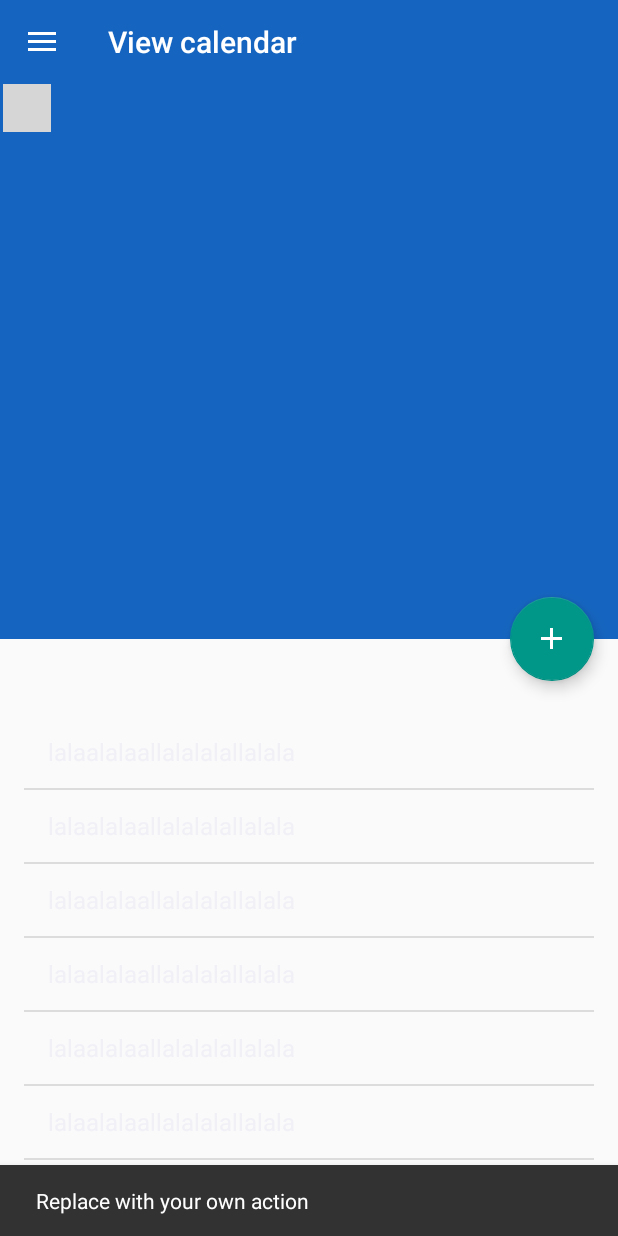
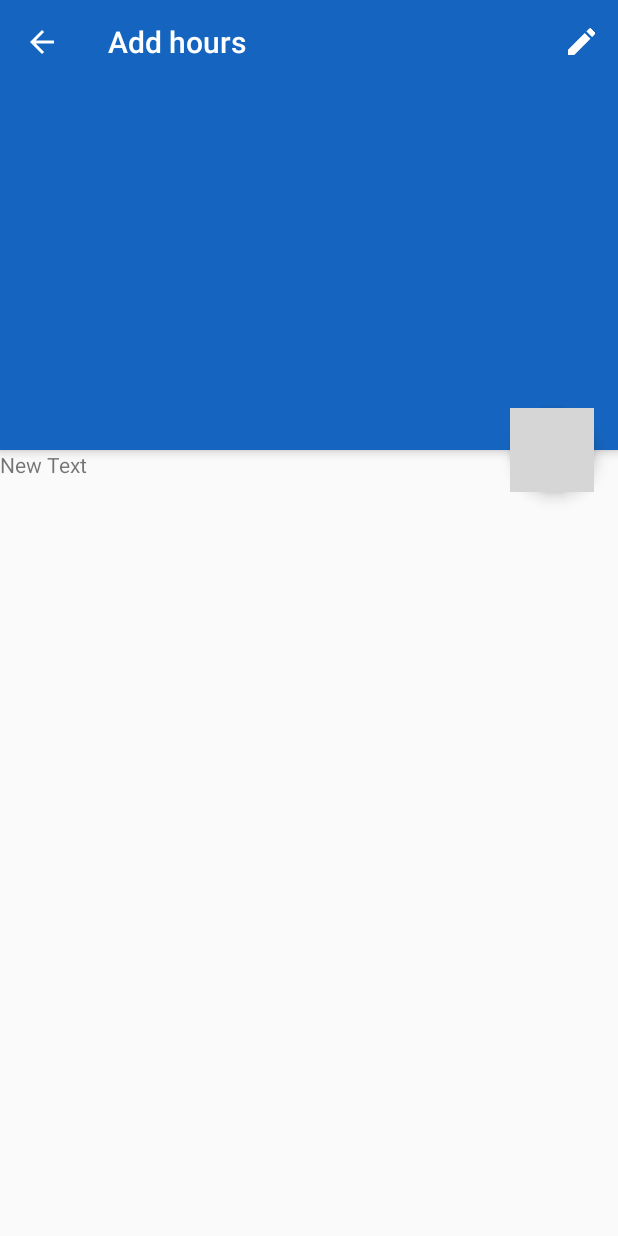
Before and after one commit to SAMSistemas/Timesheet-Mobile, an Android app: the MenuActivity screen opened directly, with no data from a screen before it, after a tap on an icon or button, on a phone screen of 412 x 824 dp. Run offline under Robolectric (Android 15) with nearby library versions, the phone set to English and light mode, and no system bars; libraries missing offline, so code that uses them is left out: com.samsistemas.calendarview; plain views replace CalendarView; 7 statements that could not run were skipped; grey boxes are pictures that could not be loaded.

Commit message:
Modified androidManifest.xml Added activity class and layout xml for Add hours Created a custom navigator class Modified drawer menu and drawer header layout.

```diff
--- a/view/src/main/AndroidManifest.xml
+++ b/view/src/main/AndroidManifest.xml
@@ -43,6 +43,11 @@
             android:screenOrientation="portrait"
             android:theme="@style/AppTheme.NoActionBar" >
         </activity>
+        <activity
+            android:name=".activity.AddHoursActivity"
+            android:screenOrientation="portrait"
+            android:theme="@style/AppTheme.NoActionBar" >
+        </activity>
     </application>
 
 </manifest>
--- /dev/null
+++ b/view/src/main/java/com/samsistemas/timesheet/activity/AddHoursActivity.java
@@ -0,0 +1,71 @@
+package com.samsistemas.timesheet.activity;
+
+import android.os.Bundle;
+import android.support.design.widget.CollapsingToolbarLayout;
+import android.support.design.widget.FloatingActionButton;
+import android.support.v7.app.ActionBar;
+import android.support.v7.app.AppCompatActivity;
+import android.support.v7.widget.Toolbar;
+import android.view.Menu;
+import android.view.MenuItem;
+import android.view.View;
+
+import com.samsistemas.timesheet.R;
+import com.samsistemas.timesheet.navigation.MenuNavigator;
+import com.samsistemas.timesheet.util.ToolbarUtil;
+
+/**
+ *
+ * @author jonatan.salas
+ */
+public class AddHoursActivity extends AppCompatActivity {
+
+    @Override
+    protected void onCreate(Bundle savedInstanceState) {
+        super.onCreate(savedInstanceState);
+        setContentView(R.layout.activity_add_hours);
+        Toolbar toolbar = (Toolbar) findViewById(R.id.toolbar);
+        setSupportActionBar(toolbar);
+
+        final ActionBar actionBar = getSupportActionBar();
+        if(null != actionBar)
+            ToolbarUtil.styleWithBackButton(actionBar, getString(R.string.action_add_hour));
+
+        CollapsingToolbarLayout toolbarLayout = (CollapsingToolbarLayout) findViewById(R.id.toolbar_layout);
+        toolbarLayout.setTitleEnabled(false);
+
+        FloatingActionButton fab = (FloatingActionButton) findViewById(R.id.fab);
+        fab.setOnClickListener(new View.OnClickListener() {
+            @Override
+            public void onClick(View view) {
+                //TODO JS: perform joblog Save
+            }
+        });
+    }
+
+    @Override
+    public boolean onCreateOptionsMenu(Menu menu) {
+        getMenuInflater().inflate(R.menu.menu_accounts, menu);
+        return super.onCreateOptionsMenu(menu);
+    }
+
+    @Override
+    public boolean onOptionsItemSelected(MenuItem item) {
+        final int id = item.getItemId();
+
+        switch (id) {
+            case android.R.id.home:
+                onBackPressed();
+                break;
+            case R.id.action_mode_edit:
+                break;
+        }
+
+        return super.onOptionsItemSelected(item);
+    }
+
+    @Override
+    public void onBackPressed() {
+        MenuNavigator.newInstance().navigate(this);
+    }
+}
--- a/view/src/main/java/com/samsistemas/timesheet/activity/MenuActivity.java
+++ b/view/src/main/java/com/samsistemas/timesheet/activity/MenuActivity.java
@@ -1,11 +1,14 @@
 package com.samsistemas.timesheet.activity;
 
+import android.content.Intent;
 import android.support.annotation.NonNull;
 import android.support.design.widget.CollapsingToolbarLayout;
 import android.support.design.widget.FloatingActionButton;
 import android.support.design.widget.NavigationView;
 
 import android.support.design.widget.Snackbar;
+import android.support.v4.app.ActivityCompat;
+import android.support.v4.content.IntentCompat;
 import android.support.v4.view.GravityCompat;
 import android.support.v4.widget.DrawerLayout;
 import android.support.v7.app.ActionBar;
@@ -23,6 +26,7 @@ import com.samsistemas.timesheet.R;
 import com.samsistemas.timesheet.activity.base.BaseAppCompatActivity;
 import com.samsistemas.timesheet.navigation.AccountNavigator;
 import com.samsistemas.timesheet.navigation.SettingsNavigator;
+import com.samsistemas.timesheet.navigation.base.AddHoursNavigator;
 import com.samsistemas.timesheet.util.DateUtil;
 
 import java.util.Calendar;
@@ -58,12 +62,12 @@ public class MenuActivity extends BaseAppCompatActivity implements NavigationVie
         fab.setOnClickListener(new View.OnClickListener() {
             @Override
             public void onClick(View view) {
-                Snackbar.make(view, "Replace with your own action", Snackbar.LENGTH_LONG)
-                        .setAction("Action", null).show();
+                AddHoursNavigator.newInstance().navigateWithAnimation(MenuActivity.this, view);
             }
         });
 
         mCalendarView = (CalendarView) findViewById(R.id.calendar_view);
+
         mCalendarView.setFirstDayOfWeek(Calendar.MONDAY);
         mCalendarView.setIsOverflowDateVisible(true);
         mCalendarView.refreshCalendar(getCalendar());
@@ -140,12 +144,11 @@ public class MenuActivity extends BaseAppCompatActivity implements NavigationVie
         switch (id) {
             case R.id.action_view_calendar:
                 setTitle(R.string.action_view_calendar);
-                //addFragment(mFragment);
                 break;
 
             case R.id.action_add_hour:
-                setTitle(R.string.action_add_hour);
-                //addFragment(mFragment);
+                AddHoursNavigator.newInstance()
+                        .navigateWithAnimation(MenuActivity.this, navigationView);
                 break;
 
             case R.id.action_account:
--- /dev/null
+++ b/view/src/main/java/com/samsistemas/timesheet/navigation/base/AddHoursNavigator.java
@@ -0,0 +1,54 @@
+package com.samsistemas.timesheet.navigation.base;
+
+import android.app.Activity;
+import android.content.Intent;
+import android.os.Bundle;
+import android.support.annotation.NonNull;
+import android.support.v4.app.ActivityCompat;
+import android.support.v4.content.IntentCompat;
+import android.view.View;
+
+import com.samsistemas.timesheet.activity.AccountActivity;
+import com.samsistemas.timesheet.activity.AddHoursActivity;
+import com.samsistemas.timesheet.animation.ScaleUpAnimator;
+
+/**
+ * Class used to navigate to AccountActivity.
+ *
+ * @author jonatan.salas
+ */
+public class AddHoursNavigator implements Navigator {
+    private static AddHoursNavigator sAddHoursNavigator = null;
+
+    @Override
+    public void navigate(@NonNull Activity actualActivity) {
+        actualActivity.startActivity(getCompleteIntent(actualActivity));
+        actualActivity.finish();
+    }
+
+    @Override
+    public void navigateWithAnimation(@NonNull Activity actualActivity, @NonNull View view) {
+        Bundle options = ScaleUpAnimator.newInstance().saveAnimation(view);
+        ActivityCompat.startActivity(actualActivity, getCompleteIntent(actualActivity), options);
+
+        actualActivity.finish();
+    }
+
+    @Override
+    public Intent getCompleteIntent(@NonNull Activity actualActivity) {
+        Intent addHoursIntent = new Intent(actualActivity.getApplicationContext(), AddHoursActivity.class);
+        addHoursIntent.setFlags(Intent.FLAG_ACTIVITY_NEW_TASK | IntentCompat.FLAG_ACTIVITY_CLEAR_TASK | Intent.FLAG_ACTIVITY_CLEAR_TOP);
+
+        return addHoursIntent;
+    }
+
+    /**
+     * Static method that generates a singleton instance.
+     *
+     * @return a singleton AccountNavigator object.
+     */
+    public static AddHoursNavigator newInstance() {
+        if(null == sAddHoursNavigator) sAddHoursNavigator = new AddHoursNavigator();
+        return sAddHoursNavigator;
+    }
+}
--- /dev/null
+++ b/view/src/main/res/layout/activity_add_hours.xml
@@ -0,0 +1,65 @@
+<?xml version="1.0" encoding="utf-8"?>
+<android.support.design.widget.CoordinatorLayout
+    xmlns:android="http://schemas.android.com/apk/res/android"
+    xmlns:app="http://schemas.android.com/apk/res-auto"
+    xmlns:tools="http://schemas.android.com/tools"
+    android:layout_width="match_parent"
+    android:layout_height="match_parent"
+    android:fitsSystemWindows="true">
+
+    <android.support.design.widget.AppBarLayout android:id="@+id/app_bar"
+        android:fitsSystemWindows="true" android:layout_height="@dimen/app_bar_height"
+        android:layout_width="match_parent" android:theme="@style/AppTheme.AppBarOverlay">
+
+        <android.support.design.widget.CollapsingToolbarLayout android:id="@+id/toolbar_layout"
+            android:fitsSystemWindows="true" android:layout_width="match_parent"
+            android:layout_height="match_parent"
+            app:contentScrim="?attr/colorPrimary">
+
+            <FrameLayout android:id="@+id/content"
+                android:layout_width="match_parent"
+                android:layout_height="match_parent">
+
+            </FrameLayout>
+
+            <android.support.v7.widget.Toolbar android:id="@+id/toolbar"
+                android:layout_height="?attr/actionBarSize" android:layout_width="match_parent"
+                app:layout_collapseMode="pin" app:popupTheme="@style/AppTheme.PopupOverlay" />
+
+        </android.support.design.widget.CollapsingToolbarLayout>
+    </android.support.design.widget.AppBarLayout>
+
+    <LinearLayout
+        xmlns:android="http://schemas.android.com/apk/res/android"
+        xmlns:tools="http://schemas.android.com/tools"
+        xmlns:app="http://schemas.android.com/apk/res-auto"
+        android:layout_marginTop="@dimen/app_bar_height"
+        android:layout_width="match_parent"
+        android:layout_height="match_parent"
+        android:orientation="vertical"
+        android:fillViewport="true"
+        tools:context=".activity.AddHoursActivity"
+        android:weightSum="1">
+
+        <RelativeLayout
+            xmlns:android="http://schemas.android.com/apk/res/android"
+            xmlns:tools="http://schemas.android.com/tools"
+            xmlns:app="http://schemas.android.com/apk/res-auto"
+            android:layout_width="match_parent"
+            android:layout_height="match_parent">
+
+            <TextView
+                android:layout_width="wrap_content"
+                android:layout_height="wrap_content"
+                android:text="New Text"
+                android:id="@+id/textView2" />
+        </RelativeLayout>
+
+    </LinearLayout>
+
+    <android.support.design.widget.FloatingActionButton android:id="@+id/fab"
+        android:layout_width="wrap_content" android:layout_height="wrap_content"
+        android:layout_margin="@dimen/fab_margin" app:layout_anchor="@id/app_bar"
+        app:layout_anchorGravity="bottom|end" android:src="@drawable/ic_send_white_24dp" />
+
+</android.support.design.widget.CoordinatorLayout>
--- a/view/src/main/res/layout/drawer_header.xml
+++ b/view/src/main/res/layout/drawer_header.xml
@@ -4,7 +4,7 @@
     android:id="@+id/drawer_header"
     android:layout_width="match_parent"
     android:layout_height="190dp"
-    android:background="@drawable/material_dark"
+    android:background="@color/primary"
     android:orientation="vertical">
 
     <de.hdodenhof.circleimageview.CircleImageView
--- a/view/src/main/res/menu/drawer_menu.xml
+++ b/view/src/main/res/menu/drawer_menu.xml
@@ -6,11 +6,14 @@
 
         <item android:id="@+id/action_view_calendar"
             android:icon="@drawable/ic_calendar_date_black"
-            android:title="@string/action_view_calendar"/>
+            android:title="@string/action_view_calendar"
+            android:checkable="true"
+            android:checked="true"/>
 
         <item android:id="@+id/action_add_hour"
             android:icon="@drawable/ic_add_circle_black"
-            android:title="@string/action_add_hour"/>
+            android:title="@string/action_add_hour"
+            android:checked="false"/>
 
     </group>
 
```
